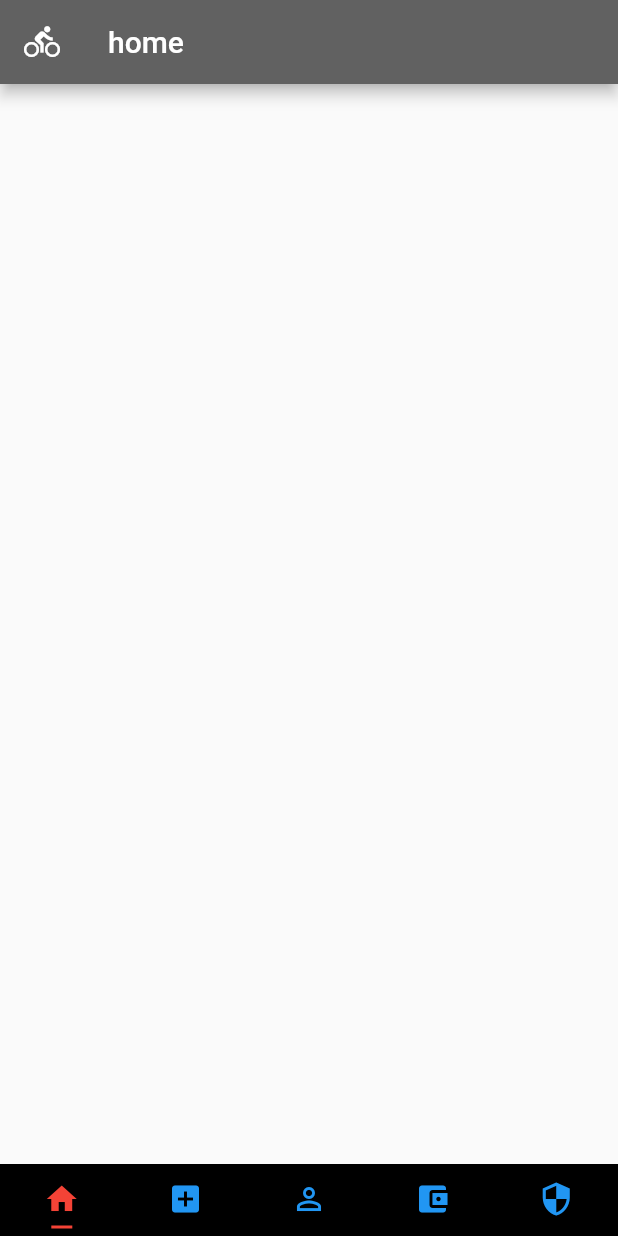
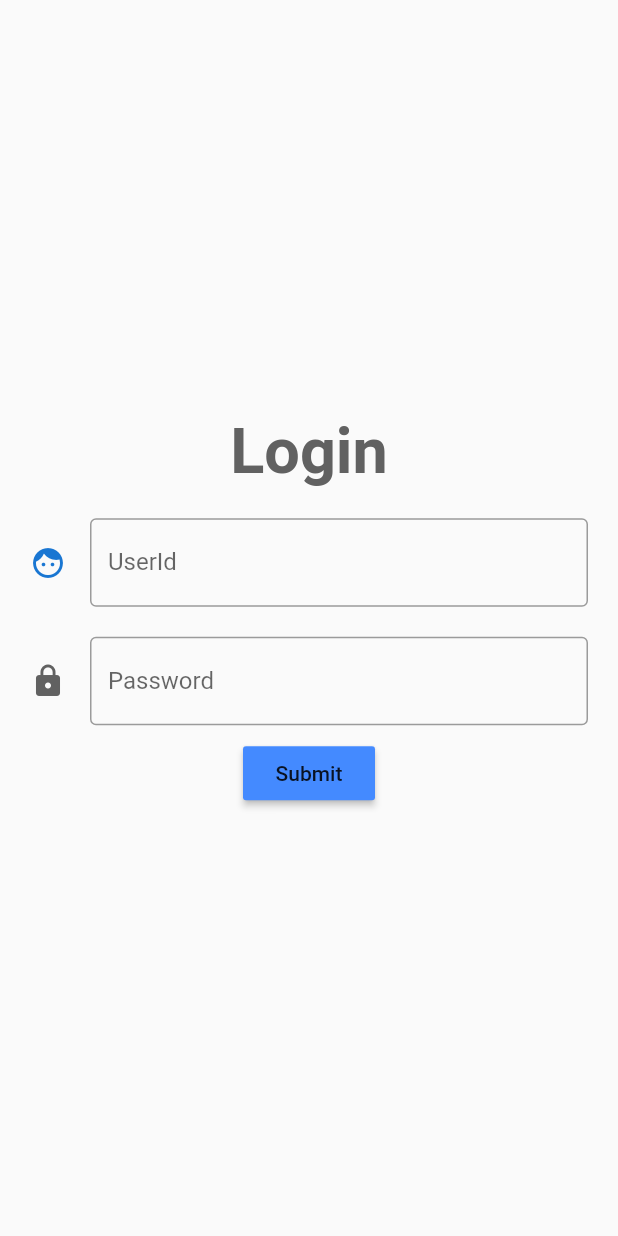
Before and after one commit to nourraouf/bikes, a Flutter app: the screen it shows after launch, on a phone screen of 412 x 824 dp. Run offline on Flutter 3.47's test engine with Material 2 defaults, Android fonts, the phone set to English and light mode, and no system bars; our stand-ins replace image_picker; missing offline and left inert: qrscan.

Commit message:
add screens & login

```diff
--- a/lib/main.dart
+++ b/lib/main.dart
@@ -1,13 +1,20 @@
 import 'package:flutter/material.dart';
+import 'package:shiref_bike/add_types/add_user.dart';
 import 'package:shiref_bike/pages/actions.dart';
 import 'package:shiref_bike/pages/add.dart';
 import 'package:shiref_bike/pages/home.dart';
+import 'package:shiref_bike/pages/login.dart';
 import 'package:shiref_bike/pages/records.dart';
 import 'package:shiref_bike/pages/search.dart';
 import 'package:shiref_bike/widgets/shared.dart';
 
 void main() {
-  runApp(MyApp());
+  runApp(
+    MaterialApp(
+      home: login(),
+      //home: add_user(),
+    ),
+  );
 }
 
 class MyApp extends StatelessWidget {
--- /dev/null
+++ b/lib/pages/login.dart
@@ -0,0 +1,130 @@
+import 'package:flutter/material.dart';
+import 'package:qrscan/qrscan.dart' as scanner;
+import 'package:shiref_bike/main.dart';
+import 'package:shiref_bike/pages/actions.dart';
+import 'package:shiref_bike/util/inherited.dart';
+
+class login extends StatefulWidget {
+  @override
+  _loginState createState() => _loginState();
+}
+
+class _loginState extends State<login> {
+  final _formkey = GlobalKey<FormState>();
+  String _userid, _passw;
+
+  Widget _textT() {
+    return Text(
+      'Login',
+      style: TextStyle(
+          color: Colors.grey[700], fontSize: 42, fontWeight: FontWeight.bold),
+    );
+  }
+
+  final idholder = TextEditingController();
+  final holder = TextEditingController();
+
+  Widget _idInput() {
+    return Padding(
+      padding: EdgeInsets.only(top: 20),
+      child: TextFormField(
+        controller: idholder,
+        onSaved: (val) => _userid = val,
+        keyboardType: TextInputType.number,
+        // validator: (val) => val.length != 14 ? 'Enter correct ID number' : null,
+        decoration: InputDecoration(
+            border: OutlineInputBorder(),
+            labelText: 'UserId',
+            hintText: 'national id required',
+            icon: Icon(
+              Icons.face,
+              color: Colors.blue[700],
+            )),
+      ),
+    );
+  }
+
+  clearTextInput() {
+    holder.clear();
+    idholder.clear();
+  }
+
+  Widget _pass() {
+    return Padding(
+      padding: EdgeInsets.only(top: 20),
+      child: TextFormField(
+        obscureText: true,
+        controller: holder,
+        onSaved: (val) => _passw = val,
+        keyboardType: TextInputType.text,
+        decoration: InputDecoration(
+            suffixStyle: TextStyle(color: Colors.green),
+            border: OutlineInputBorder(),
+            labelText: 'Password',
+            icon: Icon(
+              Icons.lock,
+              color: Colors.grey[700],
+            )),
+      ),
+    );
+  }
+
+  void _submit() {
+    if (_formkey.currentState.validate()) {
+      _formkey.currentState.save();
+      print('id:$_userid CODE:$_passw ');
+      clearTextInput();
+      Navigator.of(context)
+          .push(MaterialPageRoute(builder: (BuildContext context) {
+        return MyApp();
+      }));
+      // login = true;
+    } else {
+      print('not !');
+    }
+  }
+
+  Widget _sbtn() {
+    return Container(
+      child: Padding(
+        padding: const EdgeInsets.all(8.0),
+        child: Center(
+          child: RaisedButton(
+              color: Colors.blueAccent,
+              child: Text(
+                'Submit',
+              ),
+              onPressed: () {
+                _submit();
+              }),
+        ),
+      ),
+    );
+  }
+
+  @override
+  Widget build(BuildContext context) {
+    return MaterialApp(
+      debugShowCheckedModeBanner: false,
+      home: Scaffold(
+        body: Container(
+          padding: EdgeInsets.symmetric(horizontal: 20.0),
+          child: Center(
+            child: SingleChildScrollView(
+                child: Form(
+                    key: _formkey,
+                    child: Column(
+                      children: <Widget>[
+                        _textT(),
+                        _idInput(),
+                        _pass(),
+                        _sbtn(),
+                        // submitbtn(_formkey, holder, idholder),
+                      ],
+                    ))),
+          ),
+        ),
+      ),
+    );
+  }
+}
--- a/pubspec.yaml
+++ b/pubspec.yaml
@@ -25,6 +25,9 @@ dependencies:
     sdk: flutter
   qrscan: ^0.2.17
   http: ^0.12.0+2
+  image_picker:
+  camera:
+  path_provider:
   # The following adds the Cupertino Icons font to your application.
   # Use with the CupertinoIcons class for iOS style icons.
   cupertino_icons: ^0.1.3
```
Also changed, not shown: lib/add_types/add_service.dart (added, +146 -0 lines), lib/add_types/add_user.dart (added, +208 -0 lines), lib/pages/actions/close_rent.dart (+5 -9 lines), lib/pages/actions/rent_action.dart (+8 -15 lines), lib/pages/add.dart (+65 -4 lines), lib/util/inherited.dart (added, +24 -0 lines), lib/add_types/add_bike.dart (added), lib/add_types/add_broduct.dart (added), pubspec.lock, 1 other file.
